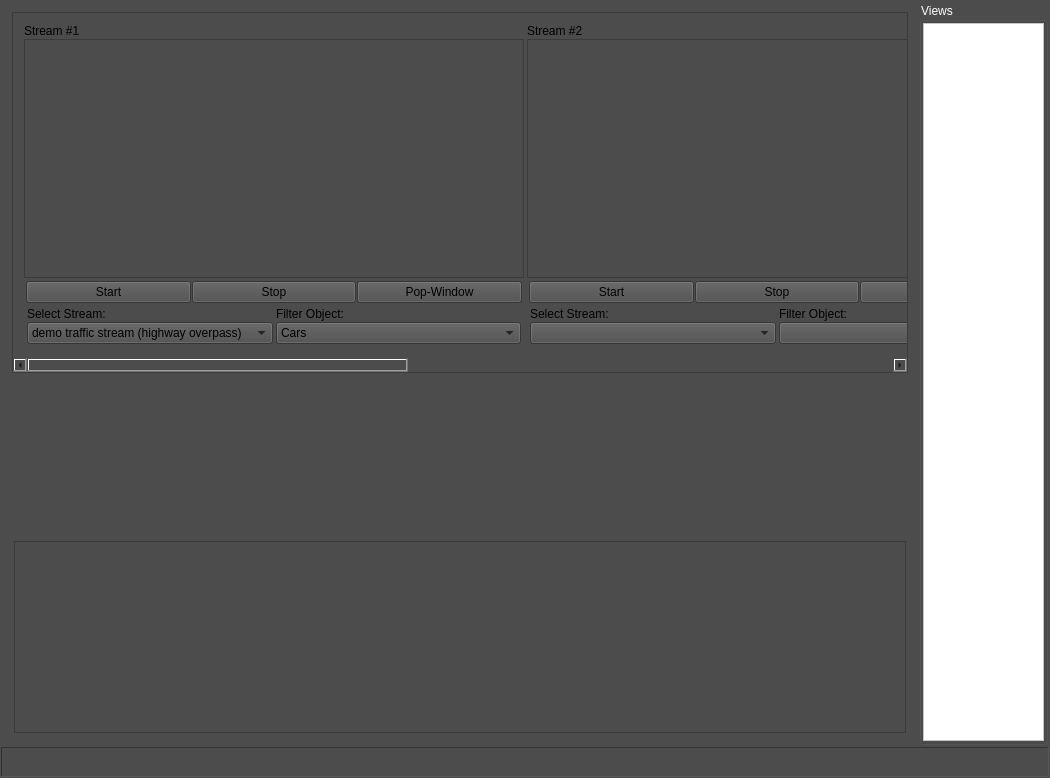
The window that src/messenger_dialog.ui (jim45002/msg-util) describes before a commit, drawn with Qt 5.
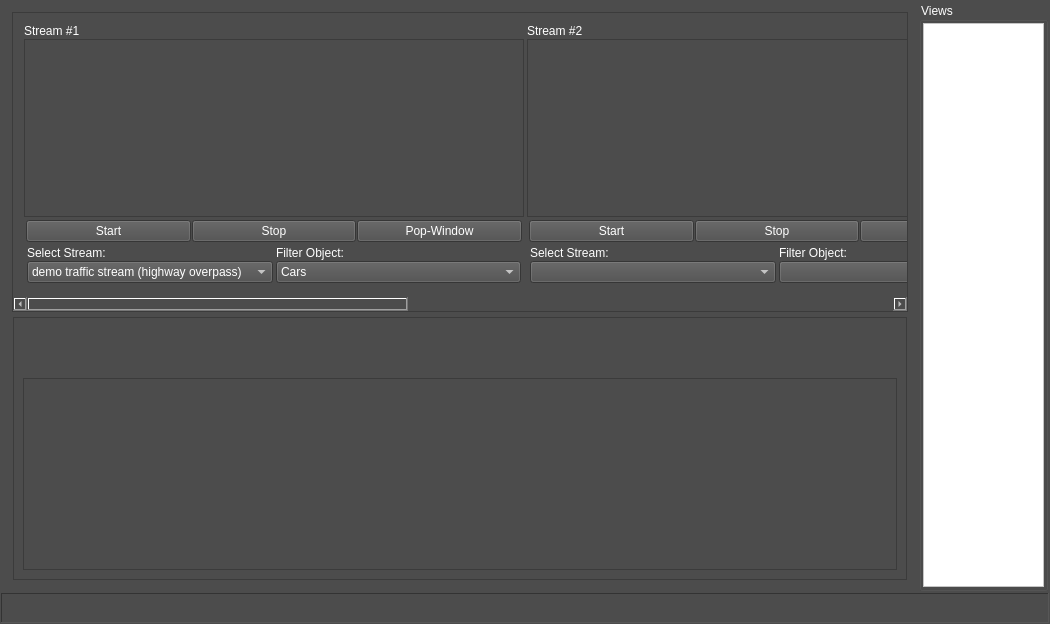
The same window after the commit. The open tabs and pages were chosen to show the change. Icons and pictures are not drawn.

What changed in the file:
```diff
--- a/src/messenger_dialog.ui
+++ b/src/messenger_dialog.ui
@@ -7,7 +7,7 @@
     <x>0</x>
     <y>0</y>
     <width>1050</width>
-    <height>778</height>
+    <height>624</height>
    </rect>
   </property>
   <property name="sizePolicy">
@@ -59,7 +59,7 @@
       <item>
        <widget class="QStackedWidget" name="stackedWidget">
         <property name="currentIndex">
-         <number>1</number>
+         <number>5</number>
         </property>
         <widget class="QWidget" name="desktop">
          <layout class="QVBoxLayout" name="verticalLayout_29">
@@ -72,7 +72,7 @@
           </item>
          </layout>
         </widget>
-        <widget class="QWidget" name="messaging">
+        <widget class="QWidget" name="msgutil">
          <layout class="QVBoxLayout" name="verticalLayout_31">
           <property name="spacing">
            <number>1</number>
@@ -129,7 +129,7 @@
                  <rect>
                   <x>0</x>
                   <y>0</y>
-                  <width>949</width>
+                  <width>865</width>
                   <height>1314</height>
                  </rect>
                 </property>
@@ -2596,7 +2596,7 @@
                        </spacer>
                       </item>
                       <item>
-                       <widget class="QCheckBox" name="checkBox_2">
+                       <widget class="QCheckBox" name="show_views_checkbox">
                         <property name="styleSheet">
                          <string notr="true">color: rgb(255, 255, 255);</string>
                         </property>
@@ -2632,7 +2632,159 @@
           </item>
          </layout>
         </widget>
+        <widget class="QWidget" name="configuration">
+         <layout class="QHBoxLayout" name="horizontalLayout_16">
+          <item>
+           <widget class="QWidget" name="widget_15" native="true"/>
+          </item>
+         </layout>
+        </widget>
         <widget class="QWidget" name="camstreams">
+         <property name="palette">
+          <palette>
+           <active>
+            <colorrole role="WindowText">
+             <brush brushstyle="SolidPattern">
+              <color alpha="255">
+               <red>250</red>
+               <green>250</green>
+               <blue>250</blue>
+              </color>
+             </brush>
+            </colorrole>
+            <colorrole role="Button">
+             <brush brushstyle="SolidPattern">
+              <color alpha="255">
+               <red>76</red>
+               <green>76</green>
+               <blue>76</blue>
+              </color>
+             </brush>
+            </colorrole>
+            <colorrole role="ButtonText">
+             <brush brushstyle="SolidPattern">
+              <color alpha="255">
+               <red>254</red>
+               <green>254</green>
+               <blue>254</blue>
+              </color>
+             </brush>
+            </colorrole>
+            <colorrole role="Base">
+             <brush brushstyle="SolidPattern">
+              <color alpha="255">
+               <red>76</red>
+               <green>76</green>
+               <blue>76</blue>
+              </color>
+             </brush>
+            </colorrole>
+            <colorrole role="Window">
+             <brush brushstyle="SolidPattern">
+              <color alpha="255">
+               <red>76</red>
+               <green>76</green>
+               <blue>76</blue>
+              </color>
+             </brush>
+            </colorrole>
+           </active>
+           <inactive>
+            <colorrole role="WindowText">
+             <brush brushstyle="SolidPattern">
+              <color alpha="255">
+               <red>250</red>
+               <green>250</green>
+               <blue>250</blue>
+              </color>
+             </brush>
+            </colorrole>
+            <colorrole role="Button">
+             <brush brushstyle="SolidPattern">
+              <color alpha="255">
+               <red>76</red>
+               <green>76</green>
+               <blue>76</blue>
+              </color>
+             </brush>
+            </colorrole>
+            <colorrole role="ButtonText">
+             <brush brushstyle="SolidPattern">
+              <color alpha="255">
+               <red>254</red>
+               <green>254</green>
+               <blue>254</blue>
+              </color>
+             </brush>
+            </colorrole>
+            <colorrole role="Base">
+             <brush brushstyle="SolidPattern">
+              <color alpha="255">
+               <red>76</red>
+               <green>76</green>
+               <blue>76</blue>
+              </color>
+             </brush>
+            </colorrole>
+            <colorrole role="Window">
+             <brush brushstyle="SolidPattern">
+              <color alpha="255">
+               <red>76</red>
+               <green>76</green>
+               <blue>76</blue>
+              </color>
+             </brush>
+            </colorrole>
+           </inactive>
+           <disabled>
+            <colorrole role="WindowText">
+             <brush brushstyle="SolidPattern">
+              <color alpha="255">
+               <red>190</red>
+               <green>190</green>
+               <blue>190</blue>
+              </color>
+             </brush>
+            </colorrole>
+            <colorrole role="Button">
+             <brush brushstyle="SolidPattern">
+              <color alpha="255">
+               <red>76</red>
+               <green>76</green>
+               <blue>76</blue>
+              </color>
+             </brush>
+            </colorrole>
+            <colorrole role="ButtonText">
+             <brush brushstyle="SolidPattern">
+              <color alpha="255">
+               <red>190</red>
+               <green>190</green>
+               <blue>190</blue>
+              </color>
+             </brush>
+            </colorrole>
+            <colorrole role="Base">
+             <brush brushstyle="SolidPattern">
+              <color alpha="255">
+               <red>76</red>
+               <green>76</green>
+               <blue>76</blue>
+              </color>
+             </brush>
+            </colorrole>
+            <colorrole role="Window">
+             <brush brushstyle="SolidPattern">
+              <color alpha="255">
+               <red>76</red>
+               <green>76</green>
+               <blue>76</blue>
+              </color>
+             </brush>
+            </colorrole>
+           </disabled>
+          </palette>
+         </property>
          <layout class="QHBoxLayout" name="horizontalLayout_28">
           <item>
            <widget class="QWidget" name="widget_13" native="true">
@@ -2654,6 +2806,187 @@
              </property>
              <item>
               <widget class="QScrollArea" name="video_feed_scrollArea">
+               <property name="sizePolicy">
+                <sizepolicy hsizetype="Expanding" vsizetype="Expanding">
+                 <horstretch>0</horstretch>
+                 <verstretch>0</verstretch>
+                </sizepolicy>
+               </property>
+               <property name="palette">
+                <palette>
+                 <active>
+                  <colorrole role="WindowText">
+                   <brush brushstyle="SolidPattern">
+                    <color alpha="255">
+                     <red>255</red>
+                     <green>255</green>
+                     <blue>255</blue>
+                    </color>
+                   </brush>
+                  </colorrole>
+                  <colorrole role="Button">
+                   <brush brushstyle="SolidPattern">
+                    <color alpha="255">
+                     <red>76</red>
+                     <green>76</green>
+                     <blue>76</blue>
+                    </color>
+                   </brush>
+                  </colorrole>
+                  <colorrole role="Text">
+                   <brush brushstyle="SolidPattern">
+                    <color alpha="255">
+                     <red>255</red>
+                     <green>255</green>
+                     <blue>255</blue>
+                    </color>
+                   </brush>
+                  </colorrole>
+                  <colorrole role="ButtonText">
+                   <brush brushstyle="SolidPattern">
+                    <color alpha="255">
+                     <red>255</red>
+                     <green>255</green>
+                     <blue>255</blue>
+                    </color>
+                   </brush>
+                  </colorrole>
+                  <colorrole role="Base">
+                   <brush brushstyle="SolidPattern">
+                    <color alpha="255">
+                     <red>76</red>
+                     <green>76</green>
+                     <blue>76</blue>
+                    </color>
+                   </brush>
+                  </colorrole>
+                  <colorrole role="Window">
+                   <brush brushstyle="SolidPattern">
+                    <color alpha="255">
+                     <red>76</red>
+                     <green>76</green>
+                     <blue>76</blue>
+                    </color>
+                   </brush>
+                  </colorrole>
+                 </active>
+                 <inactive>
+                  <colorrole role="WindowText">
+                   <brush brushstyle="SolidPattern">
+                    <color alpha="255">
+                     <red>255</red>
+                     <green>255</green>
+                     <blue>255</blue>
+                    </color>
+                   </brush>
+                  </colorrole>
+                  <colorrole role="Button">
+                   <brush brushstyle="SolidPattern">
+                    <color alpha="255">
+                     <red>76</red>
+                     <green>76</green>
+                     <blue>76</blue>
+                    </color>
+                   </brush>
+                  </colorrole>
+                  <colorrole role="Text">
+                   <brush brushstyle="SolidPattern">
+                    <color alpha="255">
+                     <red>255</red>
+                     <green>255</green>
+                     <blue>255</blue>
+                    </color>
+                   </brush>
+                  </colorrole>
+                  <colorrole role="ButtonText">
+                   <brush brushstyle="SolidPattern">
+                    <color alpha="255">
+                     <red>255</red>
+                     <green>255</green>
+                     <blue>255</blue>
+                    </color>
+                   </brush>
+                  </colorrole>
+                  <colorrole role="Base">
+                   <brush brushstyle="SolidPattern">
+                    <color alpha="255">
+                     <red>76</red>
+                     <green>76</green>
+                     <blue>76</blue>
+                    </color>
+                   </brush>
+                  </colorrole>
+                  <colorrole role="Window">
+                   <brush brushstyle="SolidPattern">
+                    <color alpha="255">
+                     <red>76</red>
+                     <green>76</green>
+                     <blue>76</blue>
+                    </color>
+                   </brush>
+                  </colorrole>
+                 </inactive>
+                 <disabled>
+                  <colorrole role="WindowText">
+                   <brush brushstyle="SolidPattern">
+                    <color alpha="255">
+                     <red>255</red>
+                     <green>255</green>
+                     <blue>255</blue>
+                    </color>
+                   </brush>
+                  </colorrole>
+                  <colorrole role="Button">
+                   <brush brushstyle="SolidPattern">
+                    <color alpha="255">
+                     <red>76</red>
+                     <green>76</green>
+                     <blue>76</blue>
+                    </color>
+                   </brush>
+                  </colorrole>
+                  <colorrole role="Text">
+                   <brush brushstyle="SolidPattern">
+                    <color alpha="255">
+                     <red>255</red>
+                     <green>255</green>
+                     <blue>255</blue>
+                    </color>
+                   </brush>
+                  </colorrole>
+                  <colorrole role="ButtonText">
+                   <brush brushstyle="SolidPattern">
+                    <color alpha="255">
+                     <red>255</red>
+                     <green>255</green>
+                     <blue>255</blue>
+                    </color>
+                   </brush>
+                  </colorrole>
+                  <colorrole role="Base">
+                   <brush brushstyle="SolidPattern">
+                    <color alpha="255">
+                     <red>76</red>
+                     <green>76</green>
+                     <blue>76</blue>
+                    </color>
+                   </brush>
+                  </colorrole>
+                  <colorrole role="Window">
+                   <brush brushstyle="SolidPattern">
+                    <color alpha="255">
+                     <red>76</red>
+                     <green>76</green>
+                     <blue>76</blue>
+                    </color>
+                   </brush>
+                  </colorrole>
+                 </disabled>
+                </palette>
+               </property>
+               <property name="styleSheet">
+                <string notr="true">color: rgb(255, 255, 255);</string>
+               </property>
                <property name="widgetResizable">
                 <bool>true</bool>
                </property>
@@ -2949,7 +3282,7 @@
                         </widget>
                        </item>
                        <item>
-                        <widget class="QGraphicsView" name="graphicsView_5">
+                        <widget class="QGraphicsView" name="graphicsView_8">
                          <property name="sizePolicy">
                           <sizepolicy hsizetype="Fixed" vsizetype="Expanding">
                            <horstretch>0</horstretch>
@@ -3590,27 +3923,117 @@
                    <property name="bottomMargin">
                     <number>1</number>
                    </property>
-                   <item>
-                    <widget class="QWidget" name="streams_map_widget" native="true">
-                     <property name="sizePolicy">
-                      <sizepolicy hsizetype="Expanding" vsizetype="Expanding">
-                       <horstretch>0</horstretch>
-                       <verstretch>0</verstretch>
-                      </sizepolicy>
-                     </property>
-                    </widget>
-                   </item>
-                   <item>
-                    <widget class="QListWidget" name="listWidget_4">
-                     <property name="sizePolicy">
-                      <sizepolicy hsizetype="Expanding" vsizetype="Preferred">
-                       <horstretch>0</horstretch>
-                       <verstretch>0</verstretch>
-                      </sizepolicy>
-                     </property>
-                    </widget>
-                   </item>
                   </layout>
+                 </widget>
+                </item>
+                <item>
+                 <widget class="QScrollArea" name="scrollArea_2">
+                  <property name="widgetResizable">
+                   <bool>true</bool>
+                  </property>
+                  <widget class="QWidget" name="scrollAreaWidgetContents_2">
+                   <property name="geometry">
+                    <rect>
+                     <x>0</x>
+                     <y>0</y>
+                     <width>88</width>
+                     <height>104</height>
+                    </rect>
+                   </property>
+                   <layout class="QVBoxLayout" name="verticalLayout_14">
+                    <item>
+                     <widget class="QWidget" name="streams_map_widget" native="true">
+                      <property name="sizePolicy">
+                       <sizepolicy hsizetype="Expanding" vsizetype="Expanding">
+                        <horstretch>0</horstretch>
+                        <verstretch>0</verstretch>
+                       </sizepolicy>
+                      </property>
+                     </widget>
+                    </item>
+                    <item>
+                     <widget class="QListWidget" name="listWidget_2"/>
+                    </item>
+                   </layout>
+                  </widget>
+                 </widget>
+                </item>
+               </layout>
+              </widget>
+             </item>
+            </layout>
+           </widget>
+          </item>
+         </layout>
+        </widget>
+        <widget class="QWidget" name="detection">
+         <layout class="QHBoxLayout" name="horizontalLayout_17">
+          <item>
+           <widget class="QWidget" name="widget_14" native="true"/>
+          </item>
+         </layout>
+        </widget>
+        <widget class="QWidget" name="mapmarkup">
+         <layout class="QHBoxLayout" name="horizontalLayout_18">
+          <item>
+           <widget class="QWidget" name="widget_17" native="true">
+            <layout class="QVBoxLayout" name="verticalLayout_15">
+             <item>
+              <widget class="QWidget" name="large_map_markup_widget" native="true">
+               <property name="sizePolicy">
+                <sizepolicy hsizetype="Preferred" vsizetype="Expanding">
+                 <horstretch>0</horstretch>
+                 <verstretch>0</verstretch>
+                </sizepolicy>
+               </property>
+              </widget>
+             </item>
+             <item>
+              <widget class="QGroupBox" name="groupBox">
+               <property name="sizePolicy">
+                <sizepolicy hsizetype="Preferred" vsizetype="Preferred">
+                 <horstretch>0</horstretch>
+                 <verstretch>0</verstretch>
+                </sizepolicy>
+               </property>
+               <property name="styleSheet">
+                <string notr="true">color: rgb(255, 255, 255);</string>
+               </property>
+               <property name="title">
+                <string/>
+               </property>
+               <layout class="QHBoxLayout" name="horizontalLayout_20">
+                <property name="topMargin">
+                 <number>1</number>
+                </property>
+                <property name="bottomMargin">
+                 <number>1</number>
+                </property>
+                <item>
+                 <widget class="QPushButton" name="pushButton_3">
+                  <property name="text">
+                   <string>Tansmit Scribble</string>
+                  </property>
+                 </widget>
+                </item>
+                <item>
+                 <spacer name="horizontalSpacer_8">
+                  <property name="orientation">
+                   <enum>Qt::Horizontal</enum>
+                  </property>
+                  <property name="sizeHint" stdset="0">
+                   <size>
+                    <width>40</width>
+                    <height>20</height>
+                   </size>
+                  </property>
+                 </spacer>
+                </item>
+                <item>
+                 <widget class="QCheckBox" name="checkBox_2">
+                  <property name="text">
+                   <string>Enable Scribble</string>
+                  </property>
                  </widget>
                 </item>
                </layout>
@@ -3624,7 +4047,7 @@
        </widget>
       </item>
       <item>
-       <widget class="QGroupBox" name="groupBox">
+       <widget class="QGroupBox" name="views_groupBox">
         <property name="sizePolicy">
          <sizepolicy hsizetype="Preferred" vsizetype="Preferred">
           <horstretch>1</horstretch>
@@ -3660,7 +4083,7 @@
           <number>1</number>
          </property>
          <item>
-          <widget class="QListWidget" name="listWidget_3">
+          <widget class="QListWidget" name="views_list">
            <property name="sizePolicy">
             <sizepolicy hsizetype="Preferred" vsizetype="Expanding">
              <horstretch>1</horstretch>
```
